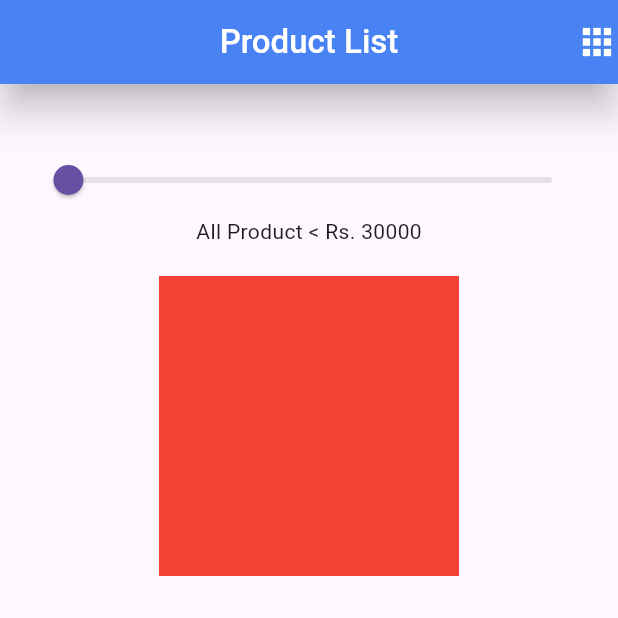
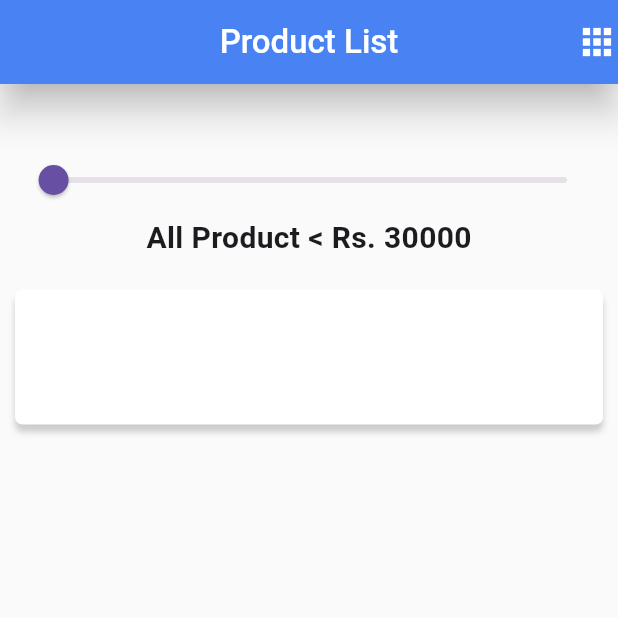
Before and after one commit to MauryaAayush/slider_product, a Flutter app: the screen it shows after launch, on a phone screen of 412 x 824 dp, the top half of it. Run offline on Flutter 3.47's test engine with Material 3 defaults, Android fonts, the phone set to English and light mode, and no system bars; missing offline and left inert: dart:ffi.

Commit message:
Radhey Radhey

```diff
--- a/lib/main.dart
+++ b/lib/main.dart
@@ -1,3 +1,5 @@
+import 'dart:ffi';
+
 import 'package:flutter/material.dart';
 import 'package:flutter/services.dart';
 
@@ -21,9 +23,14 @@ double amount = 500;
 class _Slider_listState extends State<Slider_list> {
   @override
   Widget build(BuildContext context) {
+
+    double height = MediaQuery.of(context).size.height;
+    double width = MediaQuery.of(context).size.width;
+
     return MaterialApp(
       debugShowCheckedModeBanner: false,
       home: Scaffold(
+        backgroundColor: Color(0xFFFAFAFA),
         appBar: AppBar(
           backgroundColor: Colors.blueAccent,
 
@@ -43,7 +50,7 @@ class _Slider_listState extends State<Slider_list> {
 
         ),
         body: Padding(
-          padding: const EdgeInsets.fromLTRB(20, 40, 20, 0),
+          padding: const EdgeInsets.fromLTRB(10, 40, 10, 0),
           child: Column(
             mainAxisAlignment: MainAxisAlignment.start,
             children: [
@@ -56,14 +63,26 @@ class _Slider_listState extends State<Slider_list> {
 
                   },),
 
-              Text('All Product < Rs. 30000'),
+              Text('All Product < Rs. 30000',
+              style: TextStyle(
+                 fontSize: 20,
+                fontWeight: FontWeight.w600
+              ),),
               SizedBox(height:
                 20,),
               Container(
-                  height: 200,
-                width: 200,
+                  height: 90,
+                width: 400,
                 decoration: BoxDecoration(
-                  color: Colors.red
+                  color: Colors.white,
+                  borderRadius: BorderRadius.all(Radius.circular(5)),
+                  boxShadow: [
+                    BoxShadow(
+                      color: Colors.grey.withOpacity(0.5),
+                      offset: const Offset(0, 5),
+                      blurRadius: 3
+                    )
+                  ]
                 ),
               ),
             ],
```
